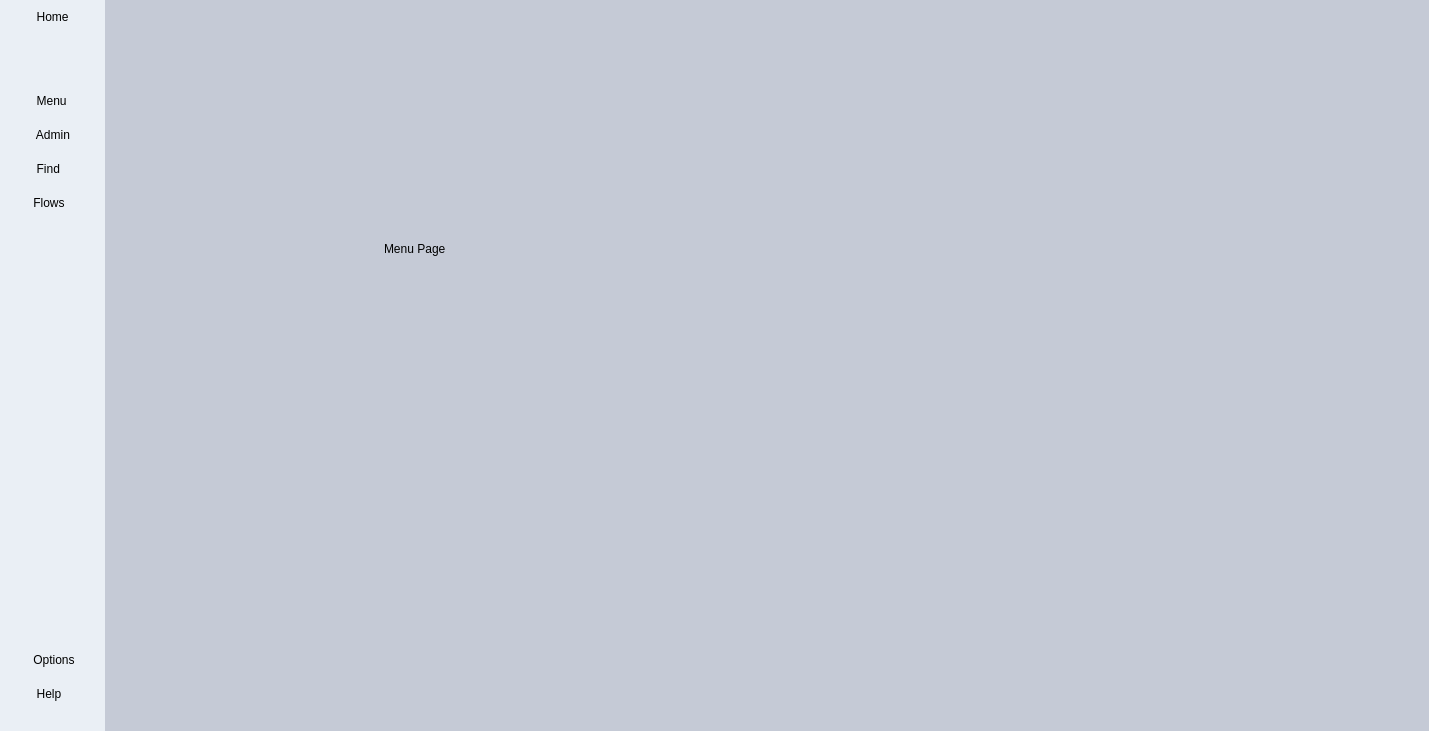
Before: the Qt Designer form forms/mainwindow.ui in h471x/Gestion_Info_SQLite, drawn with Qt 5.
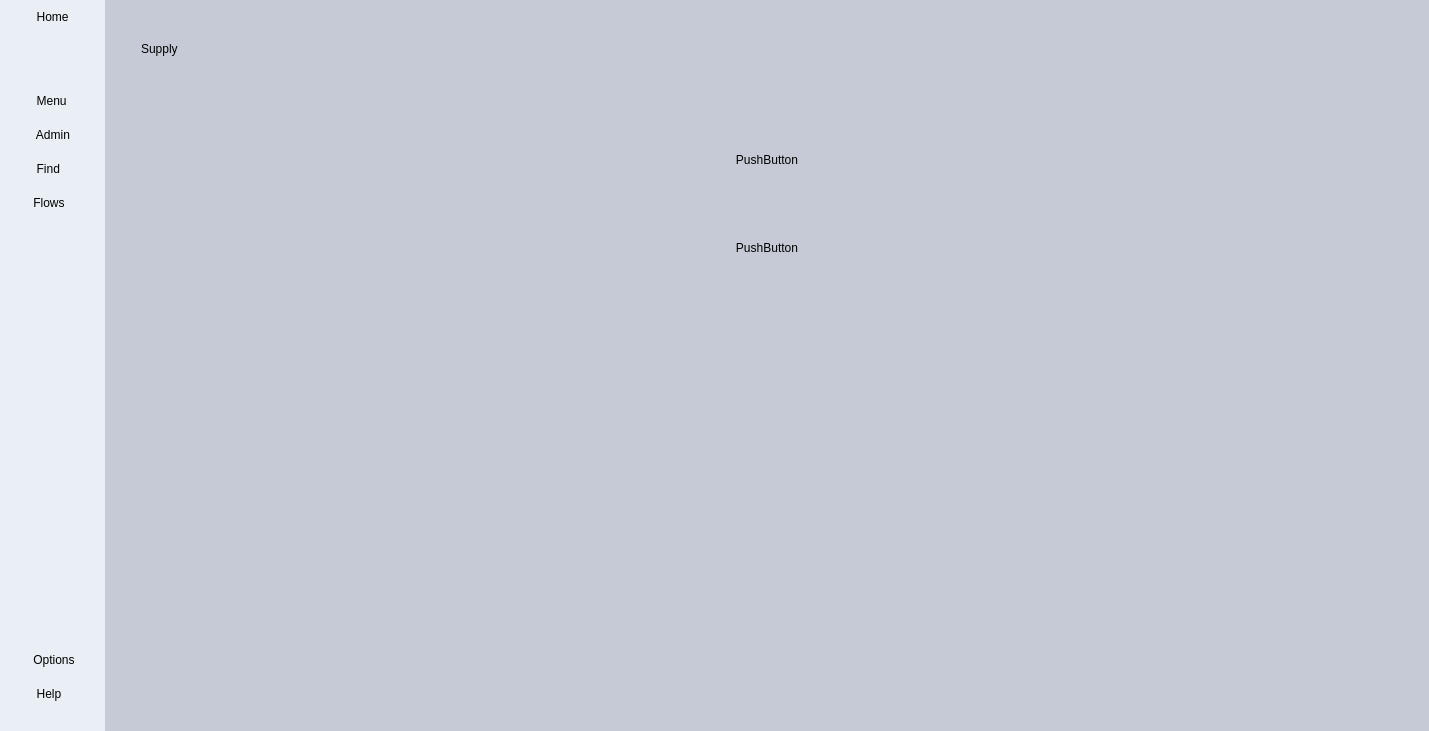
After: the same form once the commit is applied. The open tabs and pages were chosen to show the change. Icons and pictures are not drawn.

Commit message: Implemented The Basic Structures of Menu

Patch:
```diff
--- a/forms/mainwindow.ui
+++ b/forms/mainwindow.ui
@@ -519,19 +519,147 @@
           </layout>
          </widget>
          <widget class="QWidget" name="MenuPage">
-          <widget class="QLabel" name="label_2">
-           <property name="geometry">
-            <rect>
-             <x>270</x>
-             <y>230</y>
-             <width>221</width>
-             <height>19</height>
-            </rect>
-           </property>
-           <property name="text">
-            <string>Menu Page</string>
-           </property>
-          </widget>
+          <layout class="QVBoxLayout" name="verticalLayout_6">
+           <item>
+            <widget class="QFrame" name="MenuContainer">
+             <property name="frameShape">
+              <enum>QFrame::StyledPanel</enum>
+             </property>
+             <property name="frameShadow">
+              <enum>QFrame::Raised</enum>
+             </property>
+             <layout class="QVBoxLayout" name="verticalLayout_7" stretch="8,1,8">
+              <property name="leftMargin">
+               <number>0</number>
+              </property>
+              <property name="topMargin">
+               <number>0</number>
+              </property>
+              <property name="rightMargin">
+               <number>0</number>
+              </property>
+              <property name="bottomMargin">
+               <number>0</number>
+              </property>
+              <item>
+               <widget class="QFrame" name="SupplyMenu">
+                <property name="frameShape">
+                 <enum>QFrame::StyledPanel</enum>
+                </property>
+                <property name="frameShadow">
+                 <enum>QFrame::Raised</enum>
+                </property>
+                <layout class="QVBoxLayout" name="verticalLayout_8" stretch="1,6">
+                 <item>
+                  <widget class="QFrame" name="SupplyTitle">
+                   <property name="frameShape">
+                    <enum>QFrame::StyledPanel</enum>
+                   </property>
+                   <property name="frameShadow">
+                    <enum>QFrame::Raised</enum>
+                   </property>
+                   <layout class="QHBoxLayout" name="horizontalLayout_6">
+                    <item>
+                     <widget class="QLabel" name="label">
+                      <property name="text">
+                       <string>Supply</string>
+                      </property>
+                     </widget>
+                    </item>
+                    <item>
+                     <spacer name="horizontalSpacer_3">
+                      <property name="orientation">
+                       <enum>Qt::Horizontal</enum>
+                      </property>
+                      <property name="sizeHint" stdset="0">
+                       <size>
+                        <width>1061</width>
+                        <height>20</height>
+                       </size>
+                      </property>
+                     </spacer>
+                    </item>
+                   </layout>
+                  </widget>
+                 </item>
+                 <item>
+                  <widget class="QFrame" name="SupplyBtnContainer">
+                   <property name="frameShape">
+                    <enum>QFrame::StyledPanel</enum>
+                   </property>
+                   <property name="frameShadow">
+                    <enum>QFrame::Raised</enum>
+                   </property>
+                   <layout class="QVBoxLayout" name="verticalLayout_10">
+                    <item>
+                     <widget class="QPushButton" name="pushButton">
+                      <property name="text">
+                       <string>PushButton</string>
+                      </property>
+                     </widget>
+                    </item>
+                    <item>
+                     <widget class="QPushButton" name="pushButton_2">
+                      <property name="text">
+                       <string>PushButton</string>
+                      </property>
+                     </widget>
+                    </item>
+                   </layout>
+                  </widget>
+                 </item>
+                </layout>
+               </widget>
+              </item>
+              <item>
+               <spacer name="verticalSpacer_2">
+                <property name="orientation">
+                 <enum>Qt::Vertical</enum>
+                </property>
+                <property name="sizeHint" stdset="0">
+                 <size>
+                  <width>20</width>
+                  <height>36</height>
+                 </size>
+                </property>
+               </spacer>
+              </item>
+              <item>
+               <widget class="QFrame" name="PeopleMenu">
+                <property name="frameShape">
+                 <enum>QFrame::StyledPanel</enum>
+                </property>
+                <property name="frameShadow">
+                 <enum>QFrame::Raised</enum>
+                </property>
+                <layout class="QVBoxLayout" name="verticalLayout_9" stretch="1,6">
+                 <item>
+                  <widget class="QFrame" name="PeopleTitle">
+                   <property name="frameShape">
+                    <enum>QFrame::StyledPanel</enum>
+                   </property>
+                   <property name="frameShadow">
+                    <enum>QFrame::Raised</enum>
+                   </property>
+                  </widget>
+                 </item>
+                 <item>
+                  <widget class="QFrame" name="PeopleBtnContainer">
+                   <property name="frameShape">
+                    <enum>QFrame::StyledPanel</enum>
+                   </property>
+                   <property name="frameShadow">
+                    <enum>QFrame::Raised</enum>
+                   </property>
+                  </widget>
+                 </item>
+                </layout>
+               </widget>
+              </item>
+             </layout>
+            </widget>
+           </item>
+          </layout>
          </widget>
          <widget class="QWidget" name="AdminPage"/>
          <widget class="QWidget" name="FindPage">
```
Left out of the diff: 2 changed lines with no effect on the pictures.
